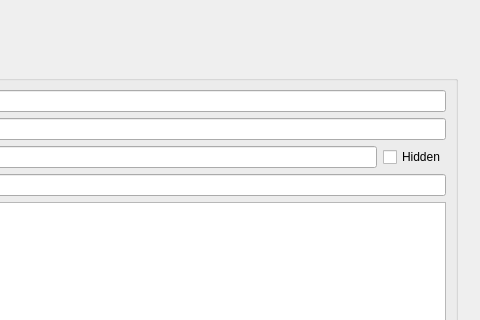
First picture: the form in ui/Entry.ui, repository tcShadowWalker/XKey, before the edit; both pictures show x 245 to 725 and y 0 to 320 of the 725 by 541 pixel window.
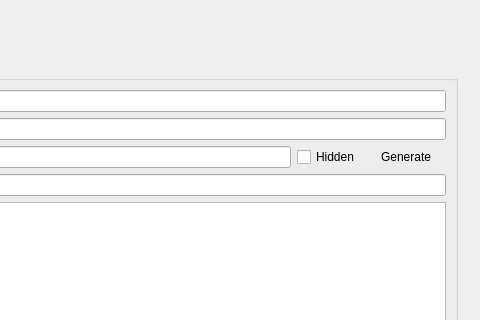
Second picture: the form after the edit. Icons and pictures are not drawn.

Patch:
```diff
--- a/ui/Entry.ui
+++ b/ui/Entry.ui
@@ -72,6 +72,35 @@
             </property>
            </widget>
           </item>
+          <item>
+           <widget class="QPushButton" name="generateButton">
+            <property name="text">
+             <string>Generate</string>
+            </property>
+            <property name="icon">
+             <iconset resource="../src/qt/res.qrc">
+              <normaloff>:/icons/icons/generator.png</normaloff>:/icons/icons/generator.png</iconset>
+            </property>
+            <property name="iconSize">
+             <size>
+              <width>20</width>
+              <height>20</height>
+             </size>
+            </property>
+            <property name="checkable">
+             <bool>false</bool>
+            </property>
+            <property name="autoDefault">
+             <bool>true</bool>
+            </property>
+            <property name="default">
+             <bool>false</bool>
+            </property>
+            <property name="flat">
+             <bool>true</bool>
+            </property>
+           </widget>
+          </item>
          </layout>
         </item>
         <item row="4" column="0">
```
